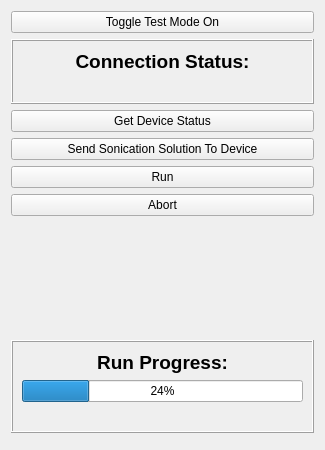
Above: OpenLIFUSonicationControl/Resources/UI/OpenLIFUSonicationControl.ui from OpenwaterHealth/SlicerOpenLIFU before the change. Below: the same form after it.
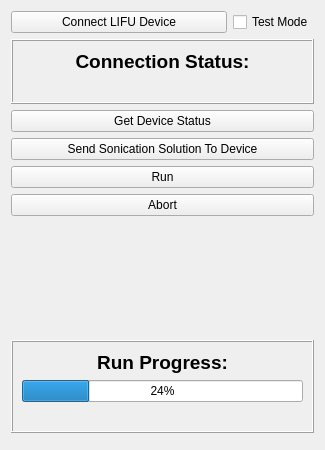
That is the form after the change. Custom widgets are drawn as their Qt base class.

Commit message: Revert test_mode to reinitialization instead of toggle (#140)

Diff of the .ui file:
```diff
--- a/OpenLIFUSonicationControl/Resources/UI/OpenLIFUSonicationControl.ui
+++ b/OpenLIFUSonicationControl/Resources/UI/OpenLIFUSonicationControl.ui
@@ -12,17 +12,34 @@
   </property>
   <layout class="QVBoxLayout" name="verticalLayout_3">
    <item>
-    <widget class="QPushButton" name="testModePushButton">
+    <layout class="QHBoxLayout" name="horizontalLayout">
+     <item>
+      <widget class="QPushButton" name="connectLIFUDevicePushButton">
+       <property name="sizePolicy">
+        <sizepolicy hsizetype="MinimumExpanding" vsizetype="Fixed">
+         <horstretch>0</horstretch>
+         <verstretch>0</verstretch>
+        </sizepolicy>
+       </property>
      <property name="text">
-      <string>Toggle Test Mode On</string>
-     </property>
-     <property name="autoDefault">
-      <bool>false</bool>
-     </property>
-     <property name="default">
-      <bool>false</bool>
-     </property>
-    </widget>
+        <string>Connect LIFU Device</string>
+       </property>
+      </widget>
+     </item>
+     <item>
+      <widget class="QCheckBox" name="testModeCheckBox">
+       <property name="sizePolicy">
+        <sizepolicy hsizetype="Minimum" vsizetype="Fixed">
+         <horstretch>0</horstretch>
+         <verstretch>0</verstretch>
+        </sizepolicy>
+       </property>
+       <property name="text">
+        <string>Test Mode</string>
+       </property>
+      </widget>
+     </item>
+    </layout>
    </item>
    <item>
     <widget class="QFrame" name="connectedStateFrame">
```
Lines whose indentation alone changed are shown as unchanged. The commit also changes 2 other files.
